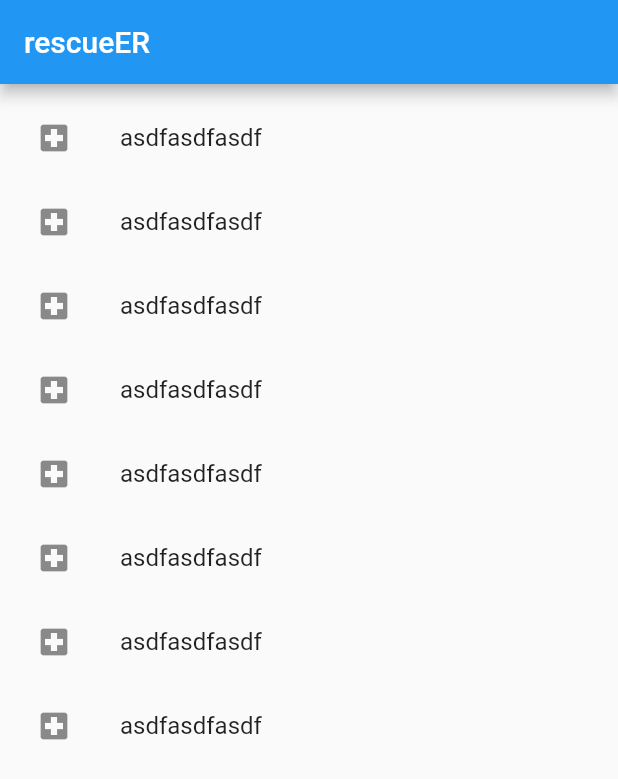
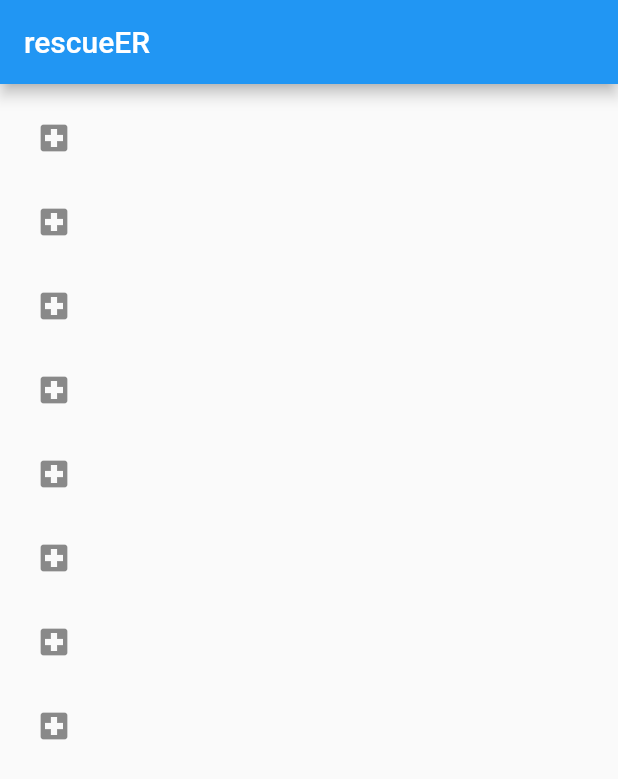
Before and after one commit to Junsang-Mun/rescueER, a Flutter app: the screen it shows after launch, on a phone screen of 412 x 824 dp. Shown: the top 779 px of the screen. Run offline on Flutter 3.47's test engine with Material 2 defaults, Android fonts, the light colour scheme and no system bars; our stand-ins replace flutter_dotenv; network calls fail.

Commit message:
Remove unnessery package;
- html.dart

```diff
--- a/lib/main.dart
+++ b/lib/main.dart
@@ -1,5 +1,4 @@
 import 'dart:convert';
-import 'dart:html';
 import 'dart:io';
 import 'package:flutter/material.dart';
 import 'package:http/http.dart';
@@ -132,7 +131,7 @@
         itemBuilder: (context, index) {
           return const ListTile(
             leading: Icon(Icons.local_hospital),
-            title: Text('asdfasdfasdf'),
+            title: Text(' '),
           );
         },
       ),
```
